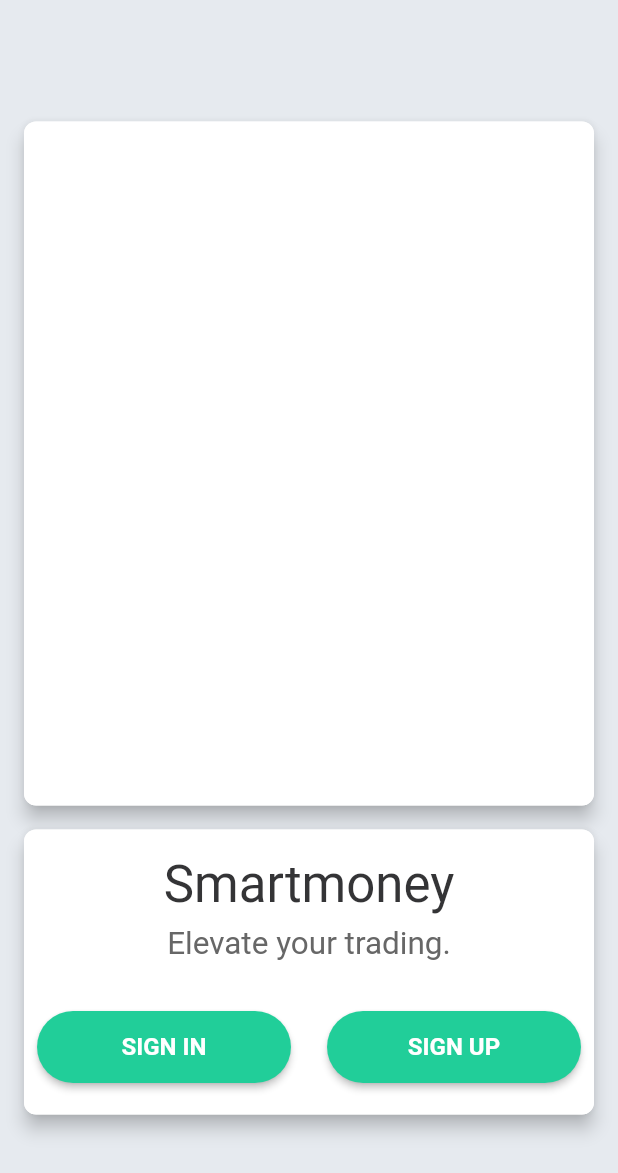
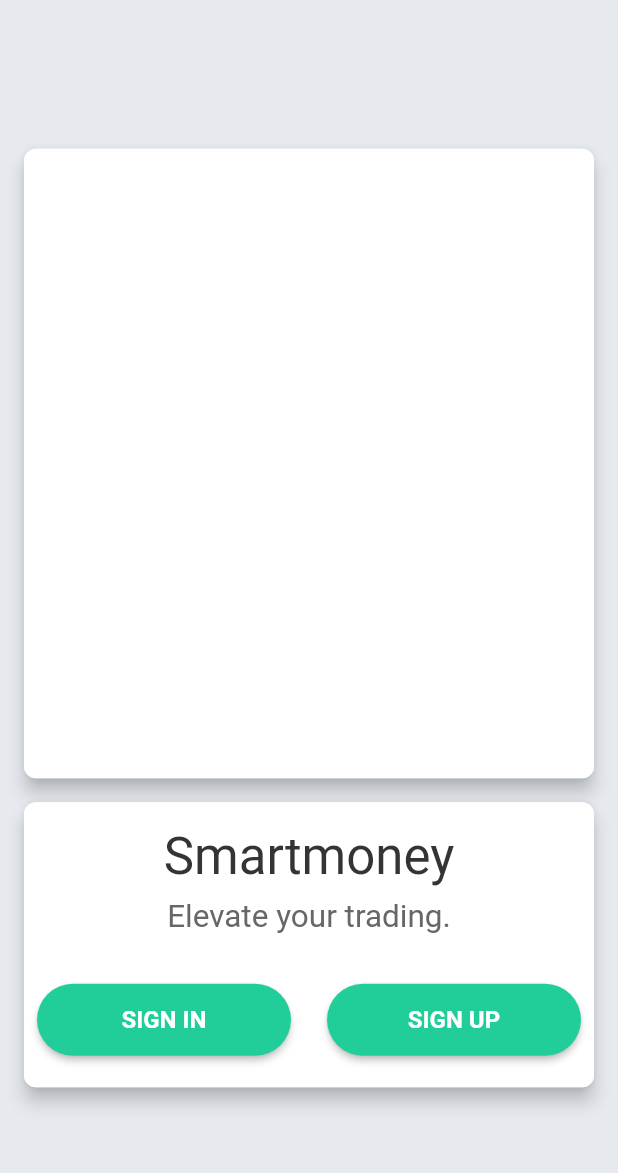
Before and after one commit to alarichartsock/smartmoney, a Flutter app: the screen it shows after launch, swiped to page 4, on a phone screen of 412 x 824 dp. Shown: the top 1173 px of the screen. Run offline on Flutter 3.47's test engine with Material 2 defaults, Android fonts, the phone set to English and light mode, and no system bars; our stand-ins replace bloc, flutter_bloc.

Commit message:
created new directories for ios/android specific code
kira is now head of the ios department

```diff
--- a/lib/onboarding/onboarding.dart
+++ b/lib/android/onboarding/onboarding.dart
@@ -1,7 +1,6 @@
 import 'package:flutter/material.dart';
 import 'package:flutter_bloc/flutter_bloc.dart';
-import '../logic/themebloc.dart';
-import 'dart:async';
+import '../../logic/themebloc.dart';
 
 /*
 Align our 3 OnboaringPages and one PromptPage in a Pageview, recieve when a user taps next and turn the page.
@@ -270,7 +269,7 @@ class _PromptScreenState extends State<PromptScreen> {
               elevation: 5.0,
               child: Container(
                 width: _containerWidth,
-                height: 6 / 5 * _containerWidth,
+                height: 53/48 * _containerWidth,
                 decoration: BoxDecoration(
                   borderRadius: BorderRadius.all(const Radius.circular(8.0)),
                   color: BlocProvider.of<ThemeBloc>(context)
@@ -287,7 +286,7 @@ class _PromptScreenState extends State<PromptScreen> {
                 child: Container(
                     // Aspect ratio is 1:1.
                     width: _containerWidth,
-                    height: 1 / 2 * (_containerWidth),
+                    height: 24/48 * (_containerWidth),
                     decoration: BoxDecoration(
                       borderRadius:
                           BorderRadius.all(const Radius.circular(8.0)),
--- a/lib/main.dart
+++ b/lib/main.dart
@@ -2,7 +2,7 @@ import 'package:flutter/material.dart';
 import 'package:flutter_bloc/flutter_bloc.dart';
 
 import './logic/themebloc.dart';
-import './onboarding/onboarding.dart';
+import './android/onboarding/onboarding.dart';
 
 void main() => runApp(Smartmoney());
 
```
Also changed, not shown: lib/android/signin/sign_in.dart (added, +15 -0 lines), lib/android/components/containerstyle.dart (renamed from lib/components/containerstyle.dart), lib/android/dash/landing.dart (added), lib/android/onboarding/final.dart (added), lib/android/onboarding/sign_up.dart (added), lib/onboarding/sign_up.dart (deleted).
